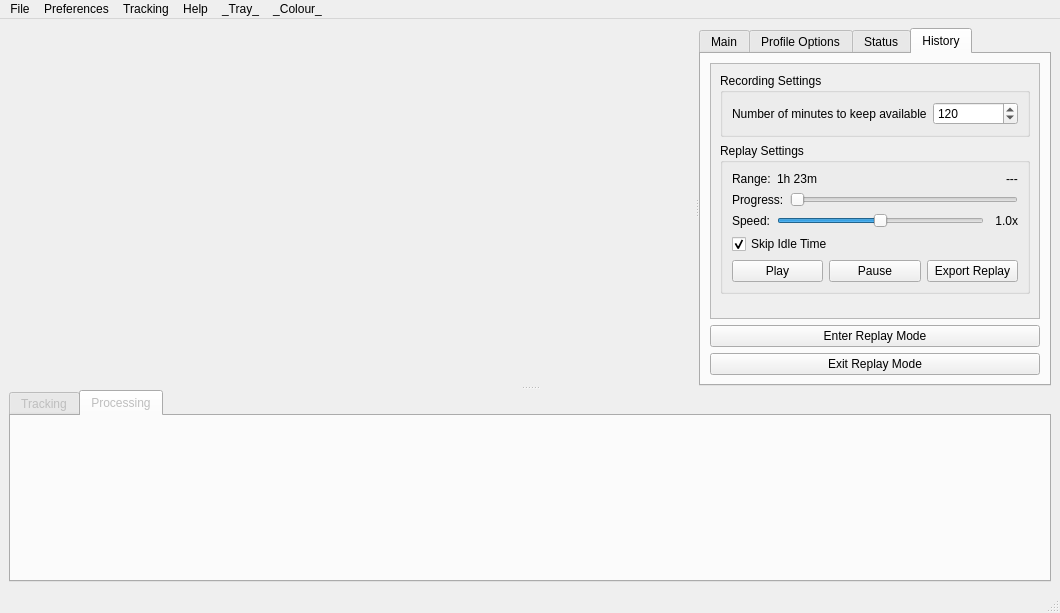
Qt form mousetracks2/gui/ui/layout.ui (huntfx/MouseTracks) before a commit.
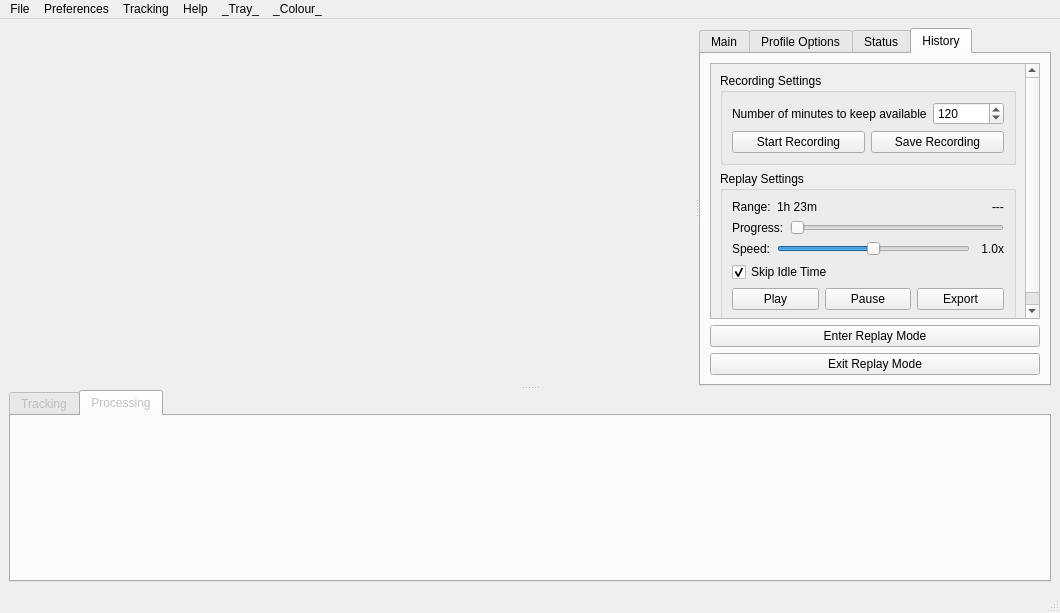
The same form after that commit. The open tabs and pages were chosen to show the change. Custom widgets are drawn as their Qt base class.

Commit message: Add extra controls to start and stop recording

Diff of the .ui file:
```diff
--- a/mousetracks2/gui/ui/layout.ui
+++ b/mousetracks2/gui/ui/layout.ui
@@ -2157,6 +2157,24 @@
                    </item>
                   </layout>
                  </item>
+                 <item>
+                  <layout class="QHBoxLayout" name="horizontalLayout_13">
+                   <item>
+                    <widget class="QPushButton" name="recording_start">
+                     <property name="text">
+                      <string>Start Recording</string>
+                     </property>
+                    </widget>
+                   </item>
+                   <item>
+                    <widget class="QPushButton" name="recording_stop">
+                     <property name="text">
+                      <string>Save Recording</string>
+                     </property>
+                    </widget>
+                   </item>
+                  </layout>
+                 </item>
                 </layout>
                </widget>
               </item>
@@ -2300,7 +2318,7 @@
                    <item>
                     <widget class="QPushButton" name="playback_export">
                      <property name="text">
-                      <string>Export Replay</string>
+                      <string>Export</string>
                      </property>
                     </widget>
                    </item>
```
Left out of the diff: 22 changed lines with no effect on the pictures. The commit also changes 2 other files.
